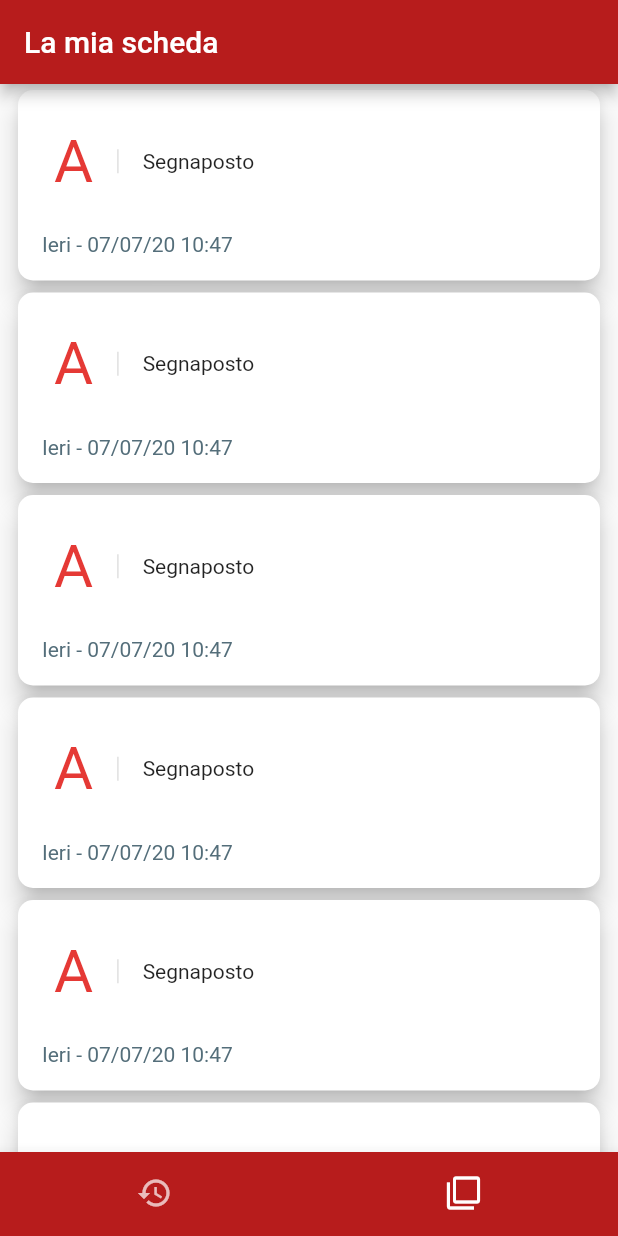
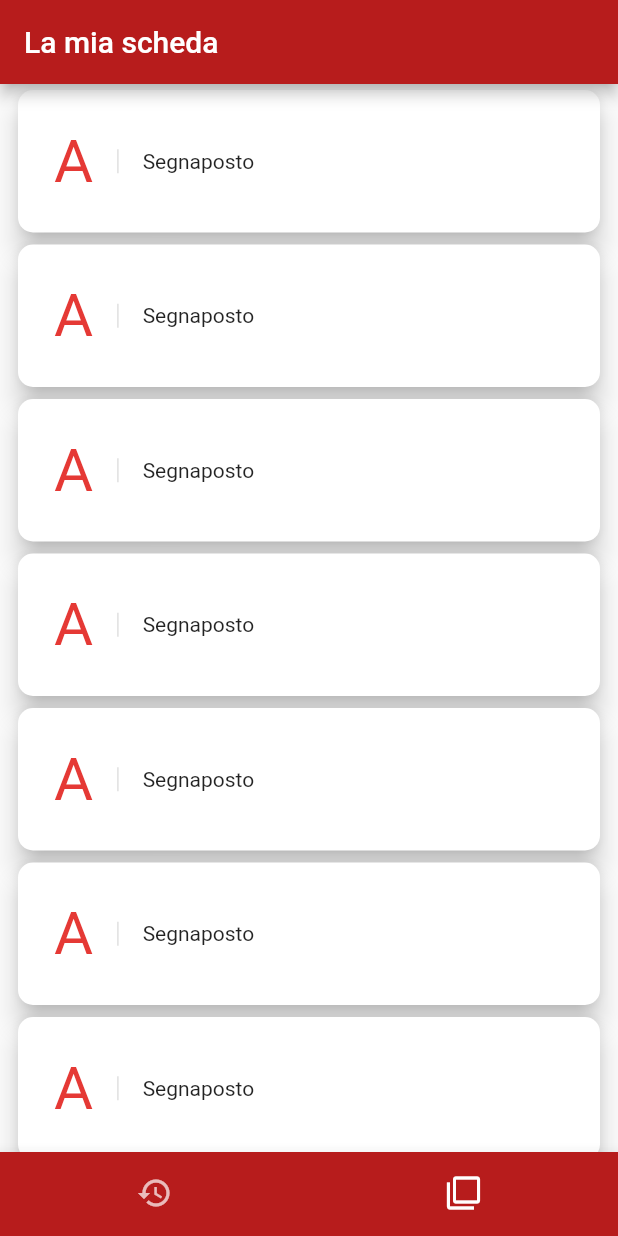
Before and after one commit to Tom1380/Pale, a Flutter app: the screen it shows after launch, item 2 of the bottom bar chosen, on a phone screen of 412 x 824 dp. Run offline on Flutter 3.47's test engine with Material 2 defaults, Android fonts, the phone set to English and light mode, and no system bars.

Commit message:
Removed leftover code.

```diff
--- a/lib/WorkoutProgramConfigurationPage.dart
+++ b/lib/WorkoutProgramConfigurationPage.dart
@@ -75,15 +75,6 @@ class _WorkoutProgramDayConfiguratorState
                   )
                 ],
               ),
-              Padding(
-                padding: const EdgeInsets.all(8.0),
-                child: Text(
-                  'Ieri - 07/07/20 10:47',
-                  style: TextStyle(
-                    color: Colors.blueGrey[600],
-                  ),
-                ),
-              )
             ],
             crossAxisAlignment: CrossAxisAlignment.start,
           ),
```
